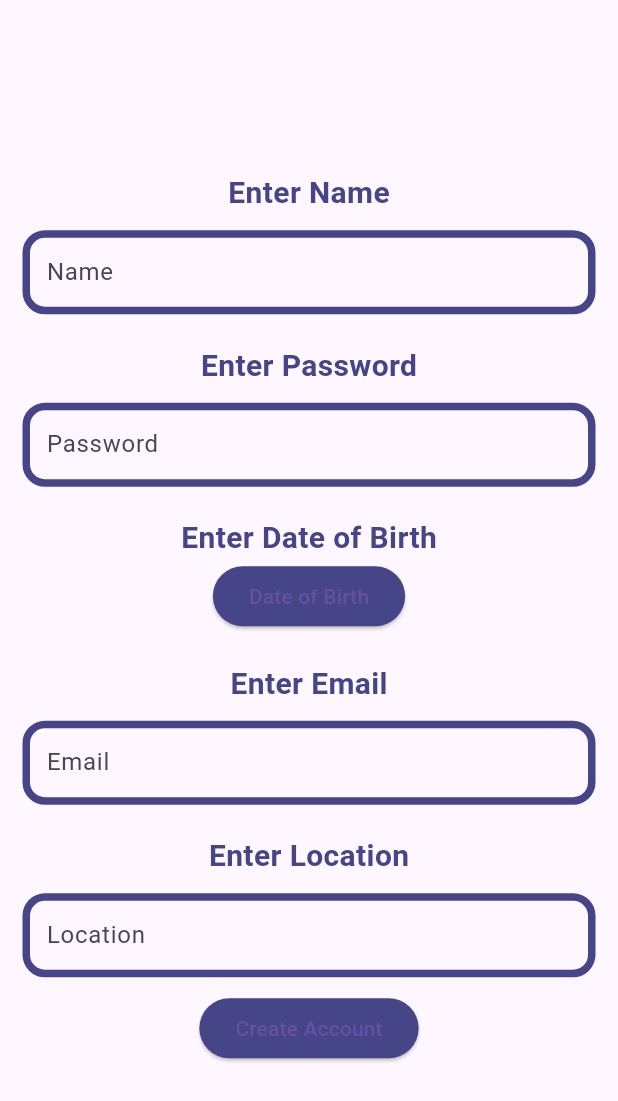
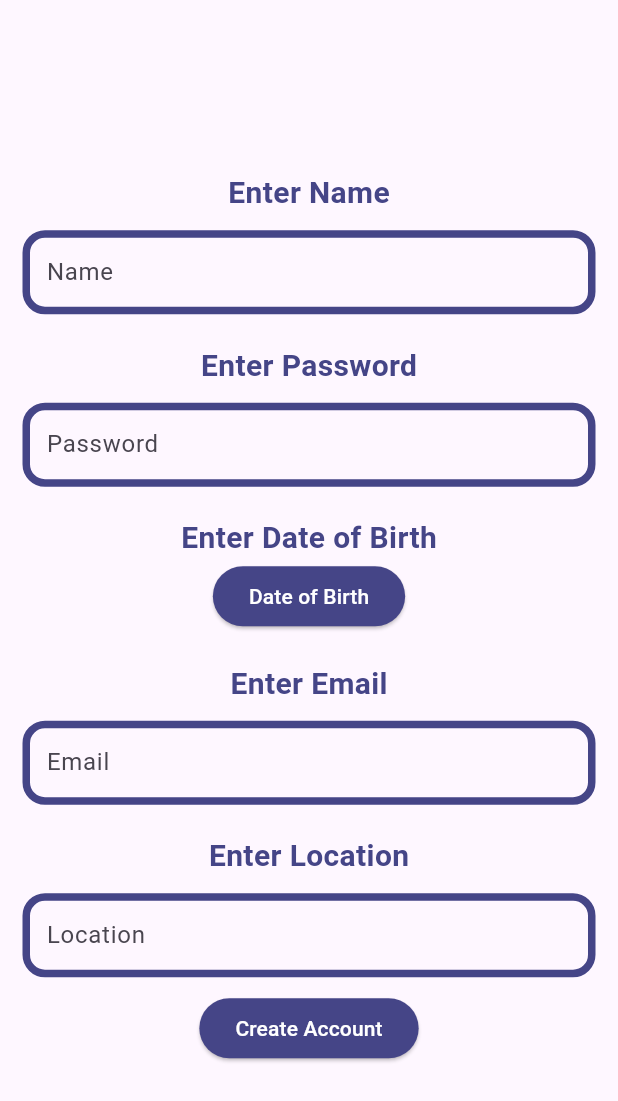
Before and after one commit to SHAHMEER-ALYAN/seizure_deck, a Flutter app: the screen it shows after launch, after a tap on "Create Account", on a phone screen of 412 x 824 dp. Shown: the top 1101 px of the screen. Run offline on Flutter 3.47's test engine with Material 3 defaults, Android fonts, the phone set to English and light mode, and no system bars; our stand-ins replace dio, file_picker, flutter_local_notifications, flutter_native_splash, flutter_rating_bar, fluttertoast and 10 more; missing offline and left inert: android_alarm_manager_plus, direct_sms, flutter_map_math, flutter_phone_direct_caller, map_launcher, system_alert_window and 1 more; accounts and stored records are empty; network calls fail.

Commit message:
- Small Changes

```diff
--- a/lib/Views/Community.dart
+++ b/lib/Views/Community.dart
@@ -1,5 +1,4 @@
 import 'dart:convert';
-
 import 'package:flutter/material.dart';
 import 'package:http/http.dart' as http;
 import 'package:provider/provider.dart';
--- a/lib/Views/create_account.dart
+++ b/lib/Views/create_account.dart
@@ -128,7 +128,7 @@ class _create_accountState extends State<create_account> {
                     },
                     style: ElevatedButton.styleFrom(
                         backgroundColor: const Color(0xFF454587)),
-                    child: const Text("Date of Birth")),
+                    child: const Text("Date of Birth",style: TextStyle(color: Colors.white),)),
                 const SizedBox(height: 20,),
                 const Text(
                   "Enter Email",
@@ -195,7 +195,7 @@ class _create_accountState extends State<create_account> {
                     },
                     style: ElevatedButton.styleFrom(
                         backgroundColor: const Color(0xFF454587)),
-                    child: const Text("Create Account")
+                    child: const Text("Create Account",style: TextStyle(color: Colors.white),)
                 )
               ],
             ),
--- a/lib/Views/home.dart
+++ b/lib/Views/home.dart
@@ -12,7 +12,6 @@ import 'package:seizure_deck/Views/settingsScreen.dart';
 import 'package:seizure_deck/Views/video_page.dart';
 import 'package:seizure_deck/data/theme.dart';
 import 'package:shared_preferences/shared_preferences.dart';
-import 'SeizureWith.dart';
 
 class Home extends StatefulWidget {
   const Home({super.key});
--- a/lib/Views/login.dart
+++ b/lib/Views/login.dart
@@ -9,7 +9,7 @@ import 'package:seizure_deck/data/user_data.dart';
 import 'package:seizure_deck/database/loginDB.dart';
 import 'package:seizure_deck/providers/user_provider.dart';
 import 'package:shared_preferences/shared_preferences.dart';
-
+import 'package:system_alert_window/system_alert_window.dart';
 import 'home.dart';
 
 class Login extends StatefulWidget {
@@ -34,9 +34,8 @@ class _LoginState extends State<Login>  {
     password = TextEditingController();
     requestPermissions();
     checkRememberMe();
-    // initialization();
-    // OverAlerawaittWin();
-    // OverAlerawaittWin();
+    initialization();
+    OverlaytWindow();
   }
 
   late bool logincheck;
@@ -260,19 +259,19 @@ class _LoginState extends State<Login>  {
     );
   }
 }
-//
-// @pragma("vm:entry-point")
-// void overlayMain() {
-//   runApp(const MaterialApp(
-//       debugShowCheckedModeBanner: false,
-//       home: Material(child: Text("My overlay"))
-//   ));
-// }
-//
-// OverAlerawaittWin() async {
-//   await SystemAlertWindow.showSystemWindow();
-//
-// }
+
+@pragma("vm:entry-point")
+void overlayMain() {
+  runApp(const MaterialApp(
+      debugShowCheckedModeBanner: false,
+      home: Material(child: Text("My overlay"))
+  ));
+}
+
+OverlaytWindow() async {
+  await SystemAlertWindow.showSystemWindow();
+
+}
 
 
 void initialization() async {
@@ -291,7 +290,7 @@ void initialization() async {
 }
 Future<void> requestPermissions() async {
 
-  // await SystemAlertWindow.requestPermissions;
+  await SystemAlertWindow.requestPermissions;
 
   // Ask for location permission
   await Permission.location.request();
--- a/lib/Views/taichi.dart
+++ b/lib/Views/taichi.dart
@@ -67,7 +67,7 @@ class _Taichi extends State<Taichi> {
               } ,
                   child: loading
                       ? const CircularProgressIndicator()
-                      : const Text("Generate Yoga Plan"),
+                      : const Text("Generate Tai Chi Plan"),
               )
             ],
           ),
```
Also changed, not shown: lib/Views/nearbyhospitals.dart (+1 -29 lines), lib/Views/seizure.dart (+0 -21 lines), lib/Views/video_page.dart (+1 -30 lines), pubspec.lock.
